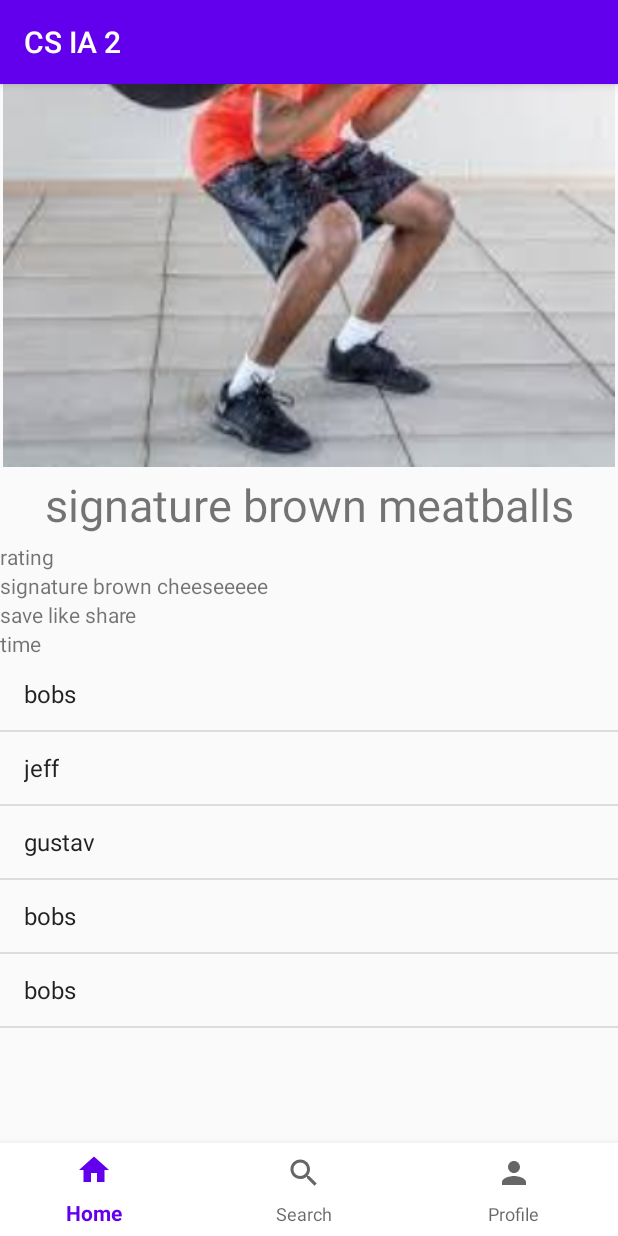
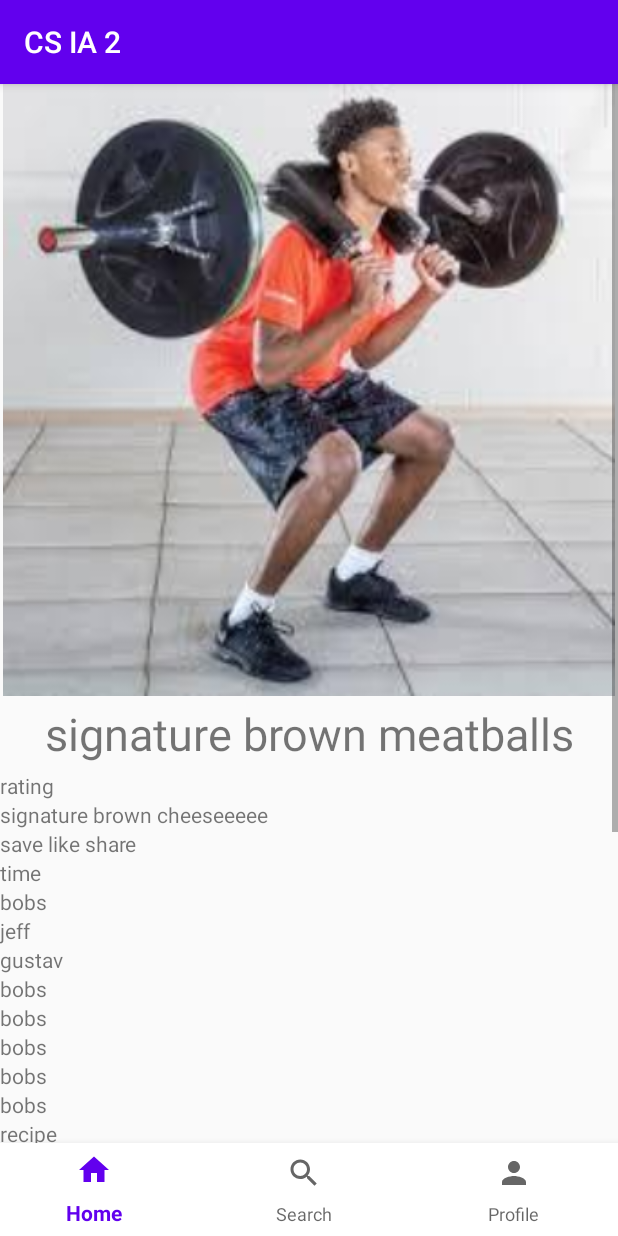
Before and after one commit to thorchh/FlavorFusion-AndroidCookbookApp, an Android app: the screen it shows after launch (MainActivity4), after a tap on "signature brown meatballs", on a phone screen of 412 x 824 dp. Run offline under Robolectric (Android 15) with nearby library versions, the phone set to English and light mode, and no system bars; our stand-ins replace Firebase (no records; nobody signed in at launch, a user with empty details on screens opened directly); 2 statements that could not run were skipped.

Commit message:
Linear layout list onclick listener strike through remove strike through doesnt work yet

```diff
--- a/app/src/main/java/com/example/csia2/MainActivity4.java
+++ b/app/src/main/java/com/example/csia2/MainActivity4.java
@@ -1,11 +1,16 @@
 package com.example.csia2;
 
+import android.content.Context;
 import android.content.Intent;
+import android.graphics.Paint;
 import android.os.Bundle;
+import android.view.LayoutInflater;
 import android.view.MenuItem;
+import android.view.View;
 import android.view.WindowManager;
 import android.widget.ArrayAdapter;
 import android.widget.ImageView;
+import android.widget.LinearLayout;
 import android.widget.ListView;
 import android.widget.TextView;
 
@@ -57,7 +62,6 @@ public class MainActivity4 extends AppCompatActivity {
         ((TextView) findViewById(R.id.recipeTitle)).setText(cardObjf.getTitle());
         ((TextView) findViewById(R.id.recipeDesc)).setText(cardObjf.getDesc());
         ((ImageView) findViewById(R.id.recipeIMG)).setImageResource(cardObjf.getImg());
-        listView =(ListView)findViewById(R.id.listview);
 
         ArrayList<String> arrayList = new ArrayList<>();
         arrayList.add("bobs");
@@ -65,12 +69,35 @@ public class MainActivity4 extends AppCompatActivity {
         arrayList.add("gustav");
         arrayList.add("bobs");
         arrayList.add("bobs");
+        arrayList.add("bobs");
+        arrayList.add("bobs");
+        arrayList.add("bobs");
 
+        LayoutInflater linf = (LayoutInflater) getApplicationContext().getSystemService(Context.LAYOUT_INFLATER_SERVICE);
+        linf = LayoutInflater.from(MainActivity4.this);
 
-        ArrayAdapter arrayAdapter = new ArrayAdapter(this,android.R.layout.simple_list_item_1, arrayList);
-        listView.setAdapter(arrayAdapter);
+        LinearLayout ingridientLinearLayout = (LinearLayout)findViewById(R.id.ingredientsLinearLayout);
 
+        for (int i = 0; i< arrayList.size();i++){
 
+            View v = linf.inflate(R.layout.itemlayout, null);
+
+            TextView tv = ((TextView) v.findViewById(R.id.linearLayoutTextView));
+            tv.setText(arrayList.get(i));
+            tv.setOnClickListener(new View.OnClickListener() {
+                @Override
+                public void onClick(View v) {
+                    TextView tv = ((TextView) v.findViewById(v.getId()));
+                    if ((tv.getPaintFlags() & Paint.STRIKE_THRU_TEXT_FLAG) > 0){
+                        System.out.println("yay");
+                        tv.setPaintFlags(0);
+                    }
+                    tv.setPaintFlags(tv.getPaintFlags() | Paint.STRIKE_THRU_TEXT_FLAG);
+                }
+            });
+
+            ingridientLinearLayout.addView(v);
+        }
 
 
 
--- a/app/src/main/res/layout/activity_main4.xml
+++ b/app/src/main/res/layout/activity_main4.xml
@@ -78,10 +78,11 @@
                 android:layout_height="wrap_content"
                 android:text="time" />
 
-            <ListView
-                android:id="@+id/listview"
-                android:layout_width="wrap_content"
-                android:layout_height="323dp" />
+            <LinearLayout
+                android:id="@+id/ingredientsLinearLayout"
+                android:layout_width="match_parent"
+                android:layout_height="match_parent"
+                android:orientation="vertical"/>
 
             <TextView
                 android:id="@+id/textView8"
--- /dev/null
+++ b/app/src/main/res/layout/itemlayout.xml
@@ -0,0 +1,13 @@
+<?xml version="1.0" encoding="utf-8"?>
+<LinearLayout xmlns:android="http://schemas.android.com/apk/res/android"
+    android:layout_width="match_parent"
+    android:layout_height="match_parent"
+    android:orientation="vertical">
+
+    <TextView
+        android:id="@+id/linearLayoutTextView"
+        android:layout_width="match_parent"
+        android:layout_height="wrap_content"
+        android:clickable="true"
+        android:text="TextView" />
+</LinearLayout>
```
